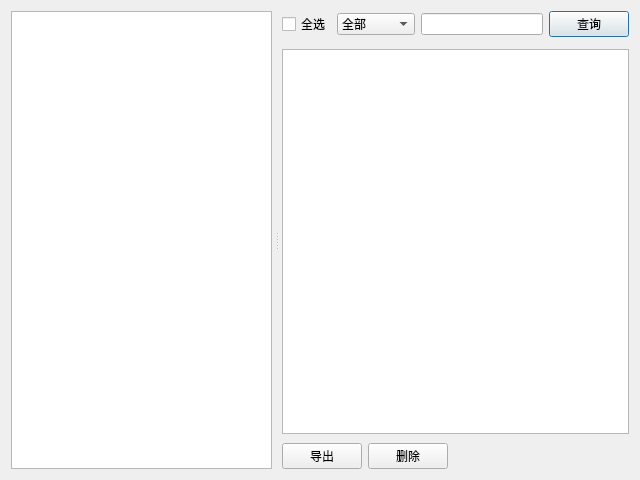
kyyblabla/gas_check, file form/logviewdialog.ui: the form before one commit.
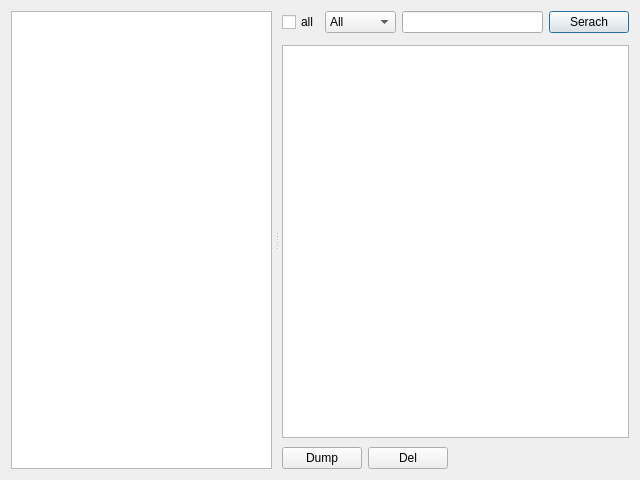
The form after the commit. Icons and pictures are not drawn.

Diff of the .ui file:
```diff
--- a/form/logviewdialog.ui
+++ b/form/logviewdialog.ui
@@ -11,7 +11,7 @@
    </rect>
   </property>
   <property name="windowTitle">
-   <string>Dialog</string>
+   <string>Log view</string>
   </property>
   <property name="windowIcon">
    <iconset resource="../rs/myrs.qrc">
@@ -88,7 +88,7 @@
           <item>
            <widget class="QCheckBox" name="checkBox">
             <property name="text">
-             <string>全选</string>
+             <string>all</string>
             </property>
            </widget>
           </item>
@@ -96,22 +96,22 @@
            <widget class="QComboBox" name="comboBox">
             <item>
              <property name="text">
-              <string>全部</string>
+              <string>All</string>
              </property>
             </item>
             <item>
              <property name="text">
-              <string>红色警报</string>
+              <string>Red</string>
              </property>
             </item>
             <item>
              <property name="text">
-              <string>黄色警报</string>
+              <string>Yellow</string>
              </property>
             </item>
             <item>
              <property name="text">
-              <string>橙色警报</string>
+              <string>Orange</string>
              </property>
             </item>
            </widget>
@@ -122,7 +122,7 @@
           <item>
            <widget class="QPushButton" name="pushButton">
             <property name="text">
-             <string>查询</string>
+             <string>Serach</string>
             </property>
            </widget>
           </item>
@@ -178,14 +178,14 @@
           <item>
            <widget class="QPushButton" name="pushButton_3">
             <property name="text">
-             <string>导出</string>
+             <string>Dump</string>
             </property>
            </widget>
           </item>
           <item>
            <widget class="QPushButton" name="pushButton_2">
             <property name="text">
-             <string>删除</string>
+             <string>Del</string>
             </property>
            </widget>
           </item>
```
